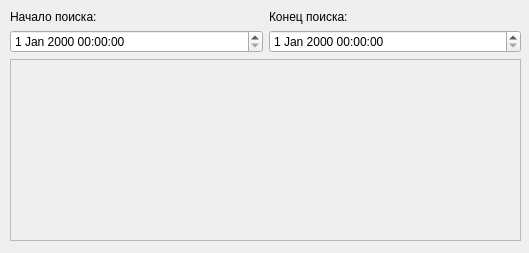
This is my_widgets/history_widget.ui in prostoLavr/time_control as Qt 5 draws it before an edit. The edited form follows.
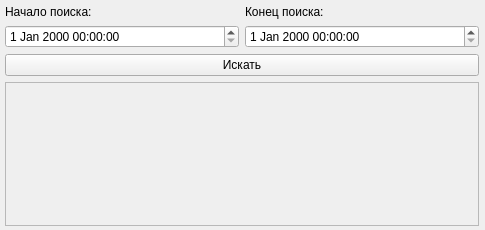
This is the edited form.

```diff
--- a/my_widgets/history_widget.ui
+++ b/my_widgets/history_widget.ui
@@ -6,23 +6,41 @@
    <rect>
     <x>0</x>
     <y>0</y>
-    <width>529</width>
-    <height>253</height>
+    <width>485</width>
+    <height>230</height>
    </rect>
   </property>
+  <property name="minimumSize">
+   <size>
+    <width>485</width>
+    <height>0</height>
+   </size>
+  </property>
   <property name="windowTitle">
    <string>Form</string>
   </property>
   <widget class="QWidget" name="verticalLayoutWidget">
    <property name="geometry">
     <rect>
-     <x>10</x>
-     <y>10</y>
-     <width>511</width>
+     <x>0</x>
+     <y>0</y>
+     <width>484</width>
      <height>231</height>
     </rect>
    </property>
    <layout class="QVBoxLayout" name="verticalLayout">
+    <property name="leftMargin">
+     <number>5</number>
+    </property>
+    <property name="topMargin">
+     <number>5</number>
+    </property>
+    <property name="rightMargin">
+     <number>5</number>
+    </property>
+    <property name="bottomMargin">
+     <number>5</number>
+    </property>
     <item>
      <layout class="QGridLayout" name="gridLayout">
       <item row="1" column="0">
@@ -48,7 +66,14 @@
      </layout>
     </item>
     <item>
-     <widget class="QScrollArea" name="scrollArea">
+     <widget class="QPushButton" name="pushButton">
+      <property name="text">
+       <string>Искать</string>
+      </property>
+     </widget>
+    </item>
+    <item>
+     <widget class="QScrollArea" name="historyScrollArea">
       <property name="widgetResizable">
        <bool>true</bool>
       </property>
@@ -57,8 +82,8 @@
         <rect>
          <x>0</x>
          <y>0</y>
-         <width>505</width>
-         <height>150</height>
+         <width>470</width>
+         <height>100</height>
         </rect>
        </property>
       </widget>
```
